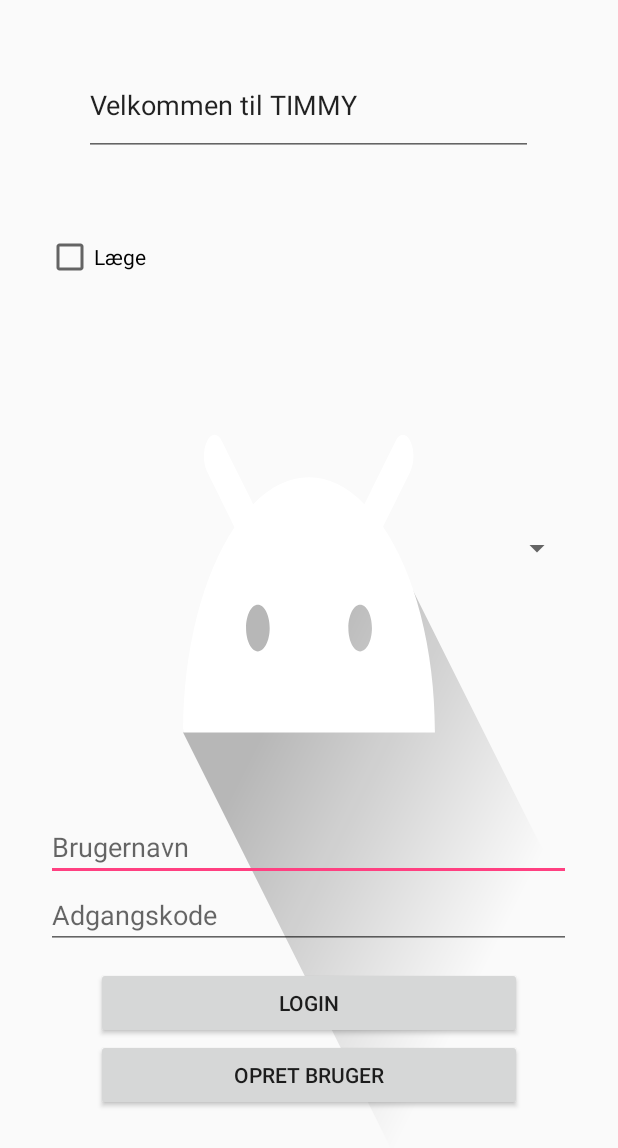
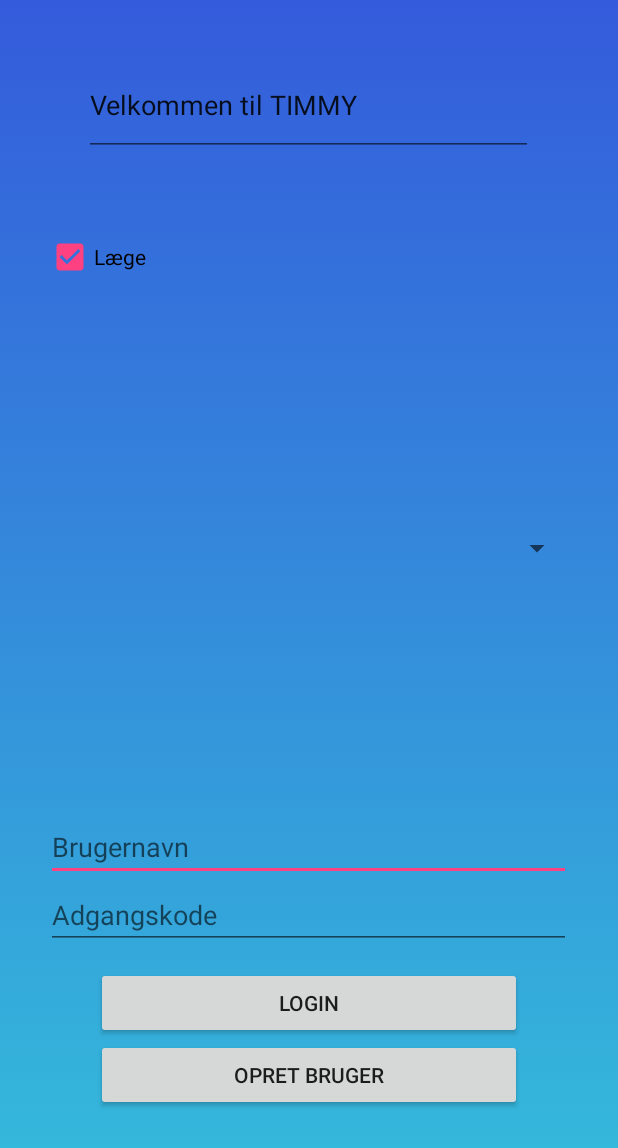
Before and after one commit to 18gr6402/ST6-Java, an Android app: the LoginLaege screen opened directly, with no data from a screen before it, on a phone screen of 412 x 824 dp. Shown: the top 1148 px of the screen. Run offline under Robolectric (Android 15) with nearby library versions, the phone set to English and light mode, and no system bars; libraries missing offline, so code that uses them is left out: com.weiwangcn.betterspinner; plain views replace MaterialBetterSpinner; 2 statements that could not run were skipped.

Commit message:
Ændret ngrok samt login læge

```diff
--- a/Timmy/app/src/main/java/com/example/gr6402/timmy/BackgroundWorker.java
+++ b/Timmy/app/src/main/java/com/example/gr6402/timmy/BackgroundWorker.java
@@ -26,10 +26,10 @@ public class BackgroundWorker extends AsyncTask<String,Void,String> {
     @Override
     protected String doInBackground(String... params) {
         String type = params[0];
-        String login_url = "http://96954843.ngrok.io/login.php"; //10.0.2.2 standard ip addresse til at kommunikere host
+        String login_url = "http://b6db0e52.ngrok.io/login.php"; //10.0.2.2 standard ip addresse til at kommunikere host
         if(type.equals("login")) {
             try {
-                String user_name = params[1];
+                String cpr = params[1];
                 String password = params[2];
                 URL url = new URL(login_url);
                 HttpURLConnection httpURLConnection = (HttpURLConnection)url.openConnection();
@@ -38,7 +38,7 @@ public class BackgroundWorker extends AsyncTask<String,Void,String> {
                 httpURLConnection.setDoInput(true);
                 OutputStream outputStream = httpURLConnection.getOutputStream();
                 BufferedWriter bufferedWriter = new BufferedWriter(new OutputStreamWriter(outputStream, "UTF-8"));
-                String post_data = URLEncoder.encode("user_name","UTF-8")+"="+URLEncoder.encode(user_name,"UTF-8")+"&"
+                String post_data = URLEncoder.encode("cpr","UTF-8")+"="+URLEncoder.encode(cpr,"UTF-8")+"&"
                         +URLEncoder.encode("password","UTF-8")+"="+URLEncoder.encode(password,"UTF-8");
                 bufferedWriter.write(post_data);
                 bufferedWriter.flush();
--- a/Timmy/app/src/main/java/com/example/gr6402/timmy/LoginLaege.java
+++ b/Timmy/app/src/main/java/com/example/gr6402/timmy/LoginLaege.java
@@ -5,28 +5,25 @@ import android.graphics.drawable.AnimationDrawable;
 import android.support.v7.app.AppCompatActivity;
 import android.os.Bundle;
 import android.view.View;
+import android.widget.ArrayAdapter;
 import android.widget.RelativeLayout;
 
 import com.weiwangcn.betterspinner.library.material.MaterialBetterSpinner;
 
 public class LoginLaege extends AppCompatActivity {
 
-    //MaterialBetterSpinner betterSpinner = (MaterialBetterSpinner) findViewById(R.id.TextKlinik);
+    String [] SPINNERLIST={"1","2","3","4"};
 
-    RelativeLayout MyLayout;
-    AnimationDrawable animationDrawable;
 
     @Override
     protected void onCreate(Bundle savedInstanceState) {
         super.onCreate(savedInstanceState);
         setContentView(R.layout.activity_login_laege);
+        ArrayAdapter<String> arrayAdapter = new ArrayAdapter<String>(this, android.R.layout.simple_dropdown_item_1line,SPINNERLIST);
+        MaterialBetterSpinner betterSpinner = (MaterialBetterSpinner) findViewById(R.id.TextKlinik);
+        betterSpinner.setAdapter(arrayAdapter);
 
-        MyLayout = (RelativeLayout) findViewById(R.id.myLayout);
 
-        animationDrawable = (AnimationDrawable) MyLayout.getBackground();
-        animationDrawable.setEnterFadeDuration(4500);
-        animationDrawable.setExitFadeDuration(4500);
-        animationDrawable.start();
     }
 
     public void OnClickBox(View view) {
--- a/Timmy/app/src/main/res/layout/activity_login_laege.xml
+++ b/Timmy/app/src/main/res/layout/activity_login_laege.xml
@@ -4,7 +4,7 @@
     xmlns:tools="http://schemas.android.com/tools"
     android:layout_width="match_parent"
     android:layout_height="match_parent"
-    android:background="@drawable/ic_launcher_foreground"
+    android:background="@drawable/bagground_animation"
     tools:context=".MainActivity">
 
     <EditText
@@ -45,7 +45,8 @@
         android:layout_alignStart="@+id/etUsername"
         android:layout_marginTop="155dp"
         android:text="Læge"
-        android:onClick="OnClickBox"/>
+        android:onClick="OnClickBox"
+        android:checked="true" />
 
     <Button
         android:id="@+id/button"
```
